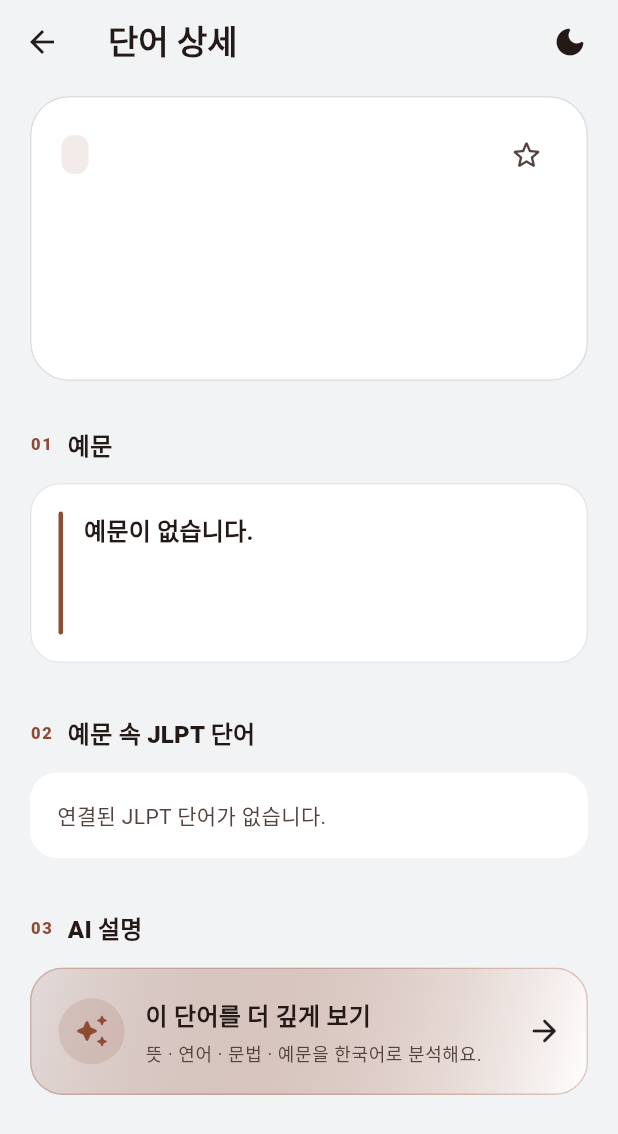
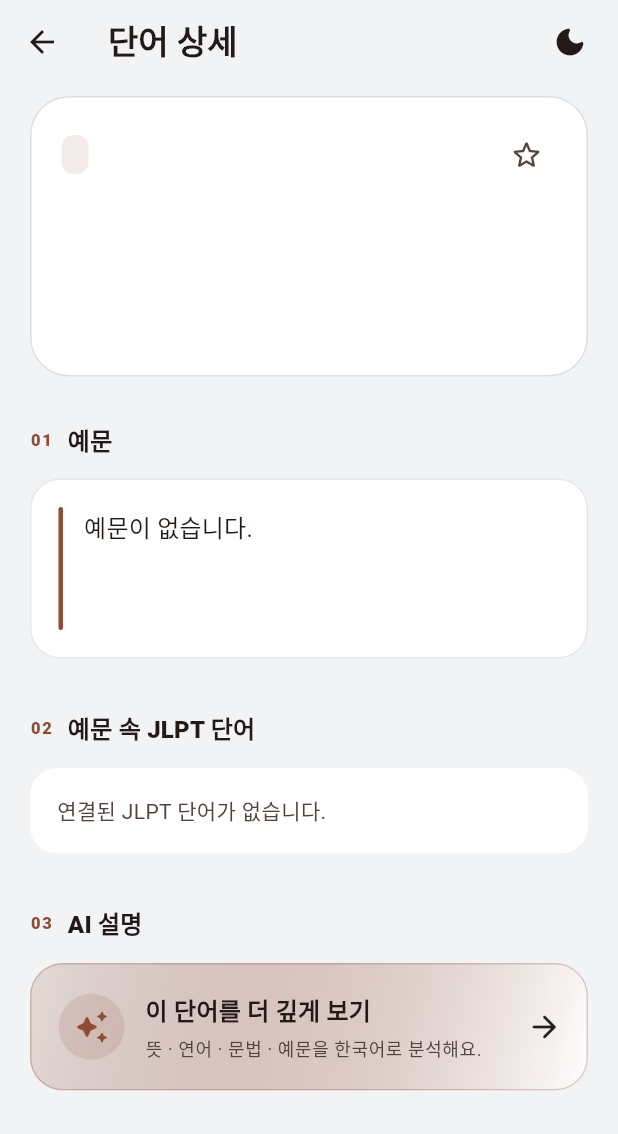
Before and after one commit to ohhamin/JLPTmaster, a Flutter app: the WordDetailScreenV2 screen opened directly with empty values, on a phone screen of 412 x 824 dp. Shown: the top 1134 px of the screen. Run offline on Flutter 3.47's test engine with Material 3 defaults, Android fonts, the phone set to English and light mode, and no system bars; our stand-ins replace flutter_tts, shared_preferences; accounts and stored records are empty; network calls fail; Roboto replaces fonts that are missing (Pretendard, PretendardJP).

Commit message:
style: use regular Pretendard JP for Japanese text

```diff
--- a/lib/src/screens/word_detail_screen_v2.dart
+++ b/lib/src/screens/word_detail_screen_v2.dart
@@ -3,6 +3,7 @@ import 'package:flutter/material.dart';
 import '../models/word.dart';
 import '../services/api_service.dart';
 import '../services/tts_service.dart';
+import '../theme/app_typography.dart';
 import '../theme/theme_controller.dart';
 
 class WordDetailScreenV2 extends StatefulWidget {
@@ -172,8 +173,8 @@ class _WordDetailScreenV2State extends State<WordDetailScreenV2> {
                     Flexible(
                       child: Text(
                         item.word,
-                        style: Theme.of(context).textTheme.headlineMedium?.copyWith(
-                              fontWeight: FontWeight.w900,
+                        style: AppTypography.japanese(
+                              Theme.of(context).textTheme.headlineMedium,
                             ),
                       ),
                     ),
@@ -183,7 +184,9 @@ class _WordDetailScreenV2State extends State<WordDetailScreenV2> {
                         padding: const EdgeInsets.only(bottom: 3),
                         child: Text(
                           item.reading,
-                          style: Theme.of(context).textTheme.titleMedium?.copyWith(
+                          style: AppTypography.japanese(
+                                Theme.of(context).textTheme.titleMedium,
+                              ).copyWith(
                                 color: scheme.onSurfaceVariant,
                               ),
                         ),
@@ -221,9 +224,10 @@ class _WordDetailScreenV2State extends State<WordDetailScreenV2> {
                     onTap: () => _speakJapanese(item.exampleJa),
                     child: Text(
                       item.exampleJa,
-                      style: Theme.of(context).textTheme.titleMedium?.copyWith(
-                            height: 1.55,
-                            fontWeight: FontWeight.w700,
+                      style: AppTypography.japanese(
+                            Theme.of(context).textTheme.titleMedium,
+                          ).copyWith(
+                            height: 1.60,
                           ),
                     ),
                   ),
@@ -305,18 +309,21 @@ class _WordDetailScreenV2State extends State<WordDetailScreenV2> {
                       children: [
                         Text(
                           _word.word,
-                          style: Theme.of(context).textTheme.displaySmall?.copyWith(
-                                fontWeight: FontWeight.w900,
-                                letterSpacing: -1.2,
+                          style: AppTypography.japanese(
+                                Theme.of(context).textTheme.displaySmall,
+                              ).copyWith(
+                                height: 1.15,
+                                letterSpacing: -0.4,
                               ),
                         ),
                         if (_word.reading.isNotEmpty) ...[
                           const SizedBox(height: 4),
                           Text(
                             _word.reading,
-                            style: Theme.of(context).textTheme.titleLarge?.copyWith(
+                            style: AppTypography.japanese(
+                                  Theme.of(context).textTheme.titleLarge,
+                                ).copyWith(
                                   color: scheme.onSurfaceVariant,
-                                  fontWeight: FontWeight.w600,
                                 ),
                           ),
                         ],
@@ -387,18 +394,21 @@ class _WordDetailScreenV2State extends State<WordDetailScreenV2> {
                             _word.exampleJa.isEmpty
                                 ? '예문이 없습니다.'
                                 : _word.exampleJa,
-                            style: Theme.of(context).textTheme.titleMedium?.copyWith(
-                                  height: 1.55,
-                                  fontWeight: FontWeight.w700,
+                            style: AppTypography.japanese(
+                                  Theme.of(context).textTheme.titleMedium,
+                                ).copyWith(
+                                  height: 1.60,
                                 ),
                           ),
                           if (_word.exampleReading.isNotEmpty) ...[
                             const SizedBox(height: 10),
                             Text(
                               _word.exampleReading,
-                              style: Theme.of(context).textTheme.bodyMedium?.copyWith(
+                              style: AppTypography.japanese(
+                                    Theme.of(context).textTheme.bodyMedium,
+                                  ).copyWith(
                                     color: scheme.onSurfaceVariant,
-                                    height: 1.5,
+                                    height: 1.55,
                                   ),
                             ),
                           ],
@@ -630,8 +640,8 @@ class _RelatedTile extends StatelessWidget {
                 item.word,
                 maxLines: 1,
                 overflow: TextOverflow.ellipsis,
-                style: Theme.of(context).textTheme.titleMedium?.copyWith(
-                      fontWeight: FontWeight.w900,
+                style: AppTypography.japanese(
+                      Theme.of(context).textTheme.titleMedium,
                     ),
               ),
               const SizedBox(height: 2),
```
Also changed, not shown: lib/src/screens/favorites_screen.dart (+8 -5 lines), lib/src/screens/study_screen.dart (+17 -10 lines).
